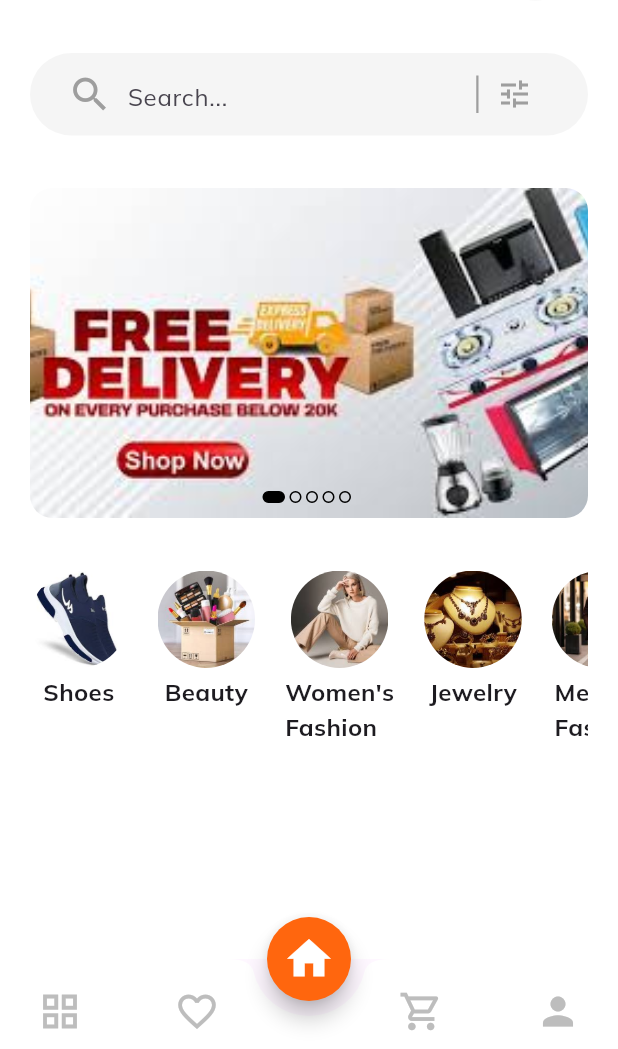
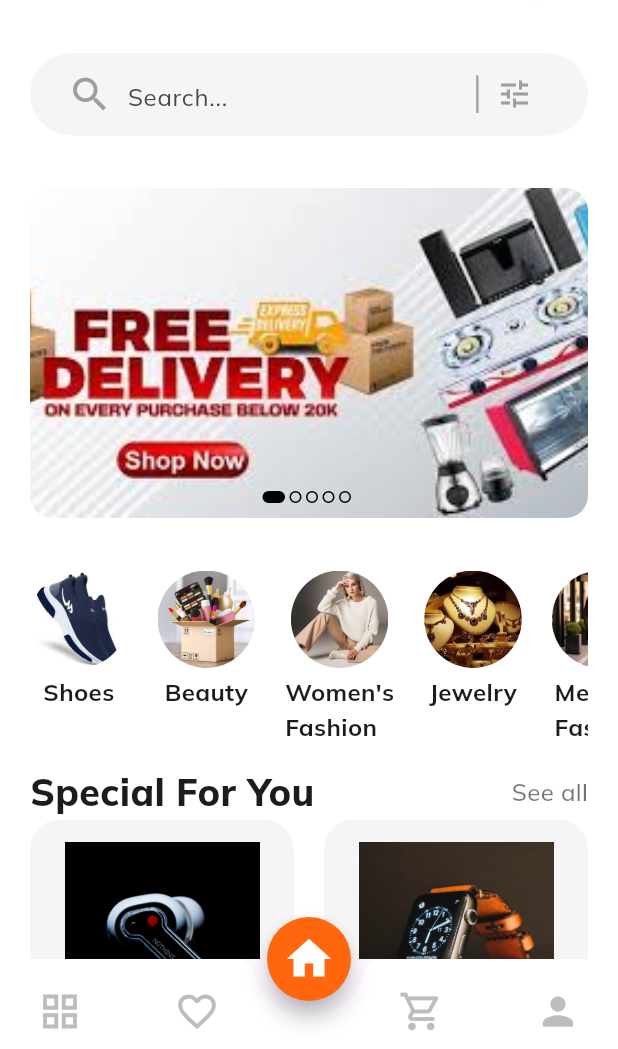
Before and after one commit to Manishkumar62/Flutter-Ecommerce, a Flutter app: the screen it shows after launch, on a phone screen of 412 x 824 dp, the part 187-1236 px from its top. Run offline on Flutter 3.47's test engine with Material 3 defaults, Android fonts, the phone set to English and light mode, and no system bars; our stand-ins replace google_fonts.

```diff
--- /dev/null
+++ b/lib/models/product.dart
@@ -0,0 +1,78 @@
+import 'package:flutter/material.dart';
+
+class Product {
+  final String title;
+  final String description;
+  final String image;
+  final String review;
+  final String seller;
+  final double price;
+  final List<Color>colors;
+  final String catogary;
+  final double rate;
+  int quantity;
+
+  Product({
+      required this.title,
+      required this.review,
+      required this.description,
+      required this.image,
+      required this.price,
+      required this.colors,
+      required this.seller,
+      required this.catogary,
+      required this.rate,
+      required this.quantity,
+  });
+}
+
+final List<Product> products = [
+  Product(
+    title: "Wireless Headphones",
+    description: "Wireless Headphones with good sound quality",
+    image: "images/wirelessearphone.jpg",
+    price: 120,
+    colors: [
+      Colors.black,
+      Colors.blue,
+      Colors.orange,
+    ],
+    catogary: "Electronics",
+    rate: 4.5,
+    quantity: 1,
+    seller: "John Wick",
+    review: "(320 Reviews)",
+  ),
+  Product(
+    title: "smart watch",
+    description: "smart watch with good display quality",
+    image: "images/smartwatch.jpg",
+    price: 120,
+    colors: [
+      Colors.black,
+      Colors.blue,
+      Colors.orange,
+    ],
+    catogary: "Electronics",
+    rate: 4.5,
+    quantity: 1,
+    seller: "John Wick",
+    review: "(320 Reviews)",
+  ),
+  Product(
+    title: "Mens Jacket",
+    description: "Mens Jacket with good quality",
+    image: "images/mensjacket.jpg",
+    price: 155,
+    colors: [
+      Colors.blueAccent,
+      Colors.orange,
+      Colors.green,
+    ],
+    catogary: "winter clothes",
+    rate: 4.5,
+    quantity: 1,
+    seller: "jacket store",
+    review: "(20 Reviews)",
+  ),
+];
--- /dev/null
+++ b/lib/screens/Home/Widget/productcard.dart
@@ -0,0 +1,87 @@
+import 'package:ecommerce/constants.dart';
+import 'package:ecommerce/models/product.dart';
+import 'package:ecommerce/screens/Detail/detailsscreen.dart';
+import 'package:flutter/material.dart';
+
+class ProductCard extends StatelessWidget {
+  final Product product;
+  const ProductCard({super.key, required this.product});
+
+  @override
+  Widget build(BuildContext context) {
+    return GestureDetector(
+      onTap: (){
+        Navigator.push(
+          context, MaterialPageRoute(
+            builder: (context) => DetailScreen(
+              product: product,
+            )
+          )
+        );
+      },
+      child: Stack(
+        children: [
+          Container(
+            width: double.infinity,
+            decoration: BoxDecoration(
+              borderRadius: BorderRadius.circular(20),
+              color: kcontentColor
+            ),
+            child: Column(
+              crossAxisAlignment: CrossAxisAlignment.start,
+              children: [
+                SizedBox(height: 15,),
+                Center(
+                  child: Image.asset(
+                    product.image,
+                    width: 130,
+                    height: 130,
+                    fit: BoxFit.cover,
+                  ),
+                ),
+                SizedBox(height: 10),
+                Padding(
+                  padding: EdgeInsets.only(left:10),
+                  child: Text(
+                    product.title,
+                    style: TextStyle(
+                      fontWeight: FontWeight.bold,
+                      fontSize: 16
+                    ),
+                  ),
+                ),
+                SizedBox(height: 10,),
+                Row(
+                  mainAxisAlignment: MainAxisAlignment.spaceAround,
+                  children: [
+                    Text(
+                      "\$${product.price}",
+                      style: TextStyle(
+                        fontWeight: FontWeight.bold,
+                        fontSize: 17
+                      ),
+                    ),
+                    Row(
+                      children: List.generate(
+                        product.colors.length,
+                        (index) => Container(
+                          width: 18,
+                          height: 18,
+                          margin: EdgeInsets.only(right: 4),
+                          decoration: BoxDecoration(
+                            color: product.colors[index],
+                            shape: BoxShape.circle
+                          ),
+                        )
+                      ),
+                    )
+                  ],
+                )
+              ],
+            ),
+          )
+        ],
+      ),
+    );
+  }
+}
--- a/lib/screens/Home/homescreen.dart
+++ b/lib/screens/Home/homescreen.dart
@@ -1,6 +1,8 @@
+import 'package:ecommerce/models/product.dart';
 import 'package:ecommerce/screens/Home/Widget/category.dart';
 import 'package:ecommerce/screens/Home/Widget/homeappbar.dart';
 import 'package:ecommerce/screens/Home/Widget/imageslider.dart';
+import 'package:ecommerce/screens/Home/Widget/productcard.dart';
 import 'package:ecommerce/screens/Home/Widget/searchbar.dart';
 import 'package:flutter/material.dart';
 
@@ -37,7 +39,43 @@ class _HomeScreenState extends State<HomeScreen> {
                 }
               ),
               const SizedBox(height: 35,),
-              const Categories()
+              const Categories(),
+              const Row(
+                mainAxisAlignment: MainAxisAlignment.spaceBetween,
+                children:[
+                  Text(
+                    "Special For You",
+                    style:TextStyle(
+                      fontSize: 25,
+                      fontWeight:FontWeight.w800,
+                    )
+                  ),
+                  Text(
+                    "See all",
+                    style:TextStyle(
+                      fontWeight:FontWeight.w500,
+                      fontSize: 16,
+                      color: Colors.black54
+                    )
+                  ),
+                ]
+              ),
+              GridView.builder(
+                physics: const NeverScrollableScrollPhysics(),
+                shrinkWrap: true,
+                gridDelegate: const SliverGridDelegateWithFixedCrossAxisCount(
+                  crossAxisCount: 2,
+                  childAspectRatio: 0.78,
+                  crossAxisSpacing: 20,
+                  mainAxisSpacing: 20
+                ),
+                itemCount: products.length,
+                itemBuilder: (context,index){
+                  return ProductCard(
+                    product: products[index]
+                  );
+                },
+              )
             ],
           ),
         ),
--- a/lib/screens/navbarscreen.dart
+++ b/lib/screens/navbarscreen.dart
@@ -79,8 +79,8 @@ class _BottomNavBarState extends State<BottomNavBar> {
             IconButton(
               onPressed: () {
                 setState((){
-            currentIndex = 3;
-          });
+                  currentIndex = 3;
+                });
               },
               icon: Icon(
                 Icons.shopping_cart_outlined,
```
Also changed, not shown: lib/screens/Detail/Widget/description.dart (+59 -0 lines), lib/screens/Detail/Widget/detailappbar.dart (+44 -0 lines), lib/screens/Detail/Widget/imageslider.dart (+24 -0 lines), lib/screens/Detail/Widget/itemsdetails.dart (+97 -0 lines), lib/screens/Detail/detailsscreen.dart (+130 -0 lines), images/mensjacket.jpg (added), images/smartwatch.jpg (added), images/wirelessearphone.jpg (added).
